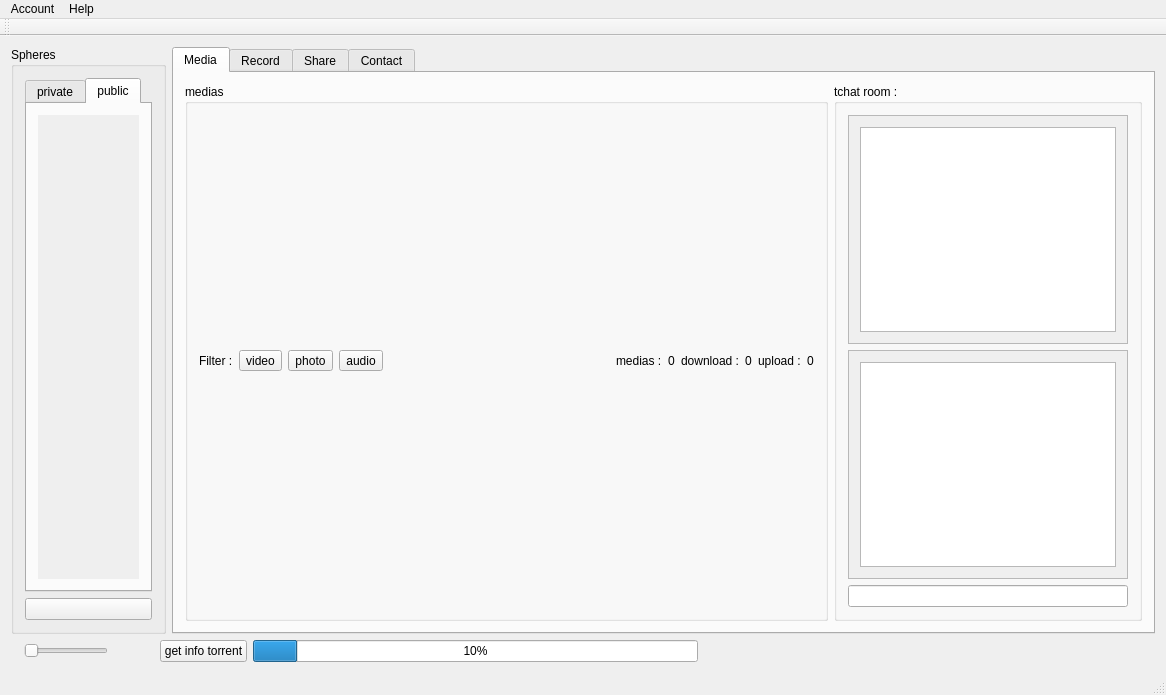
Above: src/mainwindow.ui from nodecast/nodecast before the change. Below: the same form after it.
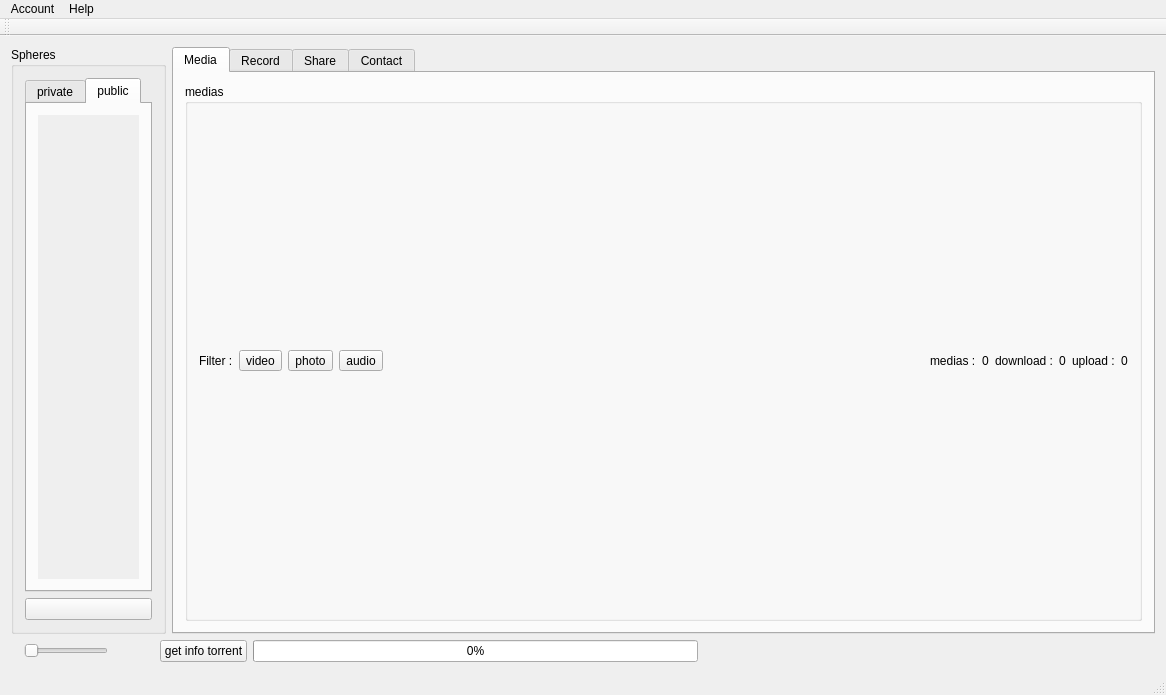
That is the form after the change. The open tabs and pages were chosen to show the change. Icons and pictures are not drawn.

Commit message: added xmpp room on each sphere

Diff of the .ui file:
```diff
--- a/src/mainwindow.ui
+++ b/src/mainwindow.ui
@@ -291,84 +291,6 @@
                 </layout>
                </widget>
               </item>
-              <item>
-               <widget class="QGroupBox" name="groupBox_tchat">
-                <property name="sizePolicy">
-                 <sizepolicy hsizetype="Fixed" vsizetype="Preferred">
-                  <horstretch>0</horstretch>
-                  <verstretch>0</verstretch>
-                 </sizepolicy>
-                </property>
-                <property name="title">
-                 <string>tchat room :</string>
-                </property>
-                <layout class="QVBoxLayout" name="verticalLayout_8">
-                 <item>
-                  <layout class="QVBoxLayout" name="verticalLayout_7">
-                   <item>
-                    <widget class="QScrollArea" name="scrollArea_2">
-                     <property name="sizePolicy">
-                      <sizepolicy hsizetype="Expanding" vsizetype="Expanding">
-                       <horstretch>0</horstretch>
-                       <verstretch>0</verstretch>
-                      </sizepolicy>
-                     </property>
-                     <property name="widgetResizable">
-                      <bool>true</bool>
-                     </property>
-                     <widget class="QWidget" name="scrollAreaWidgetContents_2">
-                      <property name="geometry">
-                       <rect>
-                        <x>0</x>
-                        <y>0</y>
-                        <width>274</width>
-                        <height>215</height>
-                       </rect>
-                      </property>
-                      <layout class="QVBoxLayout" name="verticalLayout_10">
-                       <item>
-                        <widget class="QGraphicsView" name="graphicsView_chat"/>
-                       </item>
-                      </layout>
-                     </widget>
-                    </widget>
-                   </item>
-                   <item>
-                    <widget class="QScrollArea" name="scrollArea_3">
-                     <property name="sizePolicy">
-                      <sizepolicy hsizetype="Expanding" vsizetype="Expanding">
-                       <horstretch>0</horstretch>
-                       <verstretch>0</verstretch>
-                      </sizepolicy>
-                     </property>
-                     <property name="widgetResizable">
-                      <bool>true</bool>
-                     </property>
-                     <widget class="QWidget" name="scrollAreaWidgetContents_3">
-                      <property name="geometry">
-                       <rect>
-                        <x>0</x>
-                        <y>0</y>
-                        <width>274</width>
-                        <height>214</height>
-                       </rect>
-                      </property>
-                      <layout class="QVBoxLayout" name="verticalLayout_9">
-                       <item>
-                        <widget class="QTextEdit" name="textEdit_chat"/>
-                       </item>
-                      </layout>
-                     </widget>
-                    </widget>
-                   </item>
-                   <item>
-                    <widget class="QLineEdit" name="lineEdit_chat"/>
-                   </item>
-                  </layout>
-                 </item>
-                </layout>
-               </widget>
-              </item>
              </layout>
             </item>
            </layout>
@@ -447,7 +369,7 @@
         <item>
          <widget class="QProgressBar" name="progressBar_torrent">
           <property name="value">
-           <number>10</number>
+           <number>0</number>
           </property>
          </widget>
         </item>
```
Left out of the diff: 14 changed lines with no effect on the pictures. The commit also changes 8 other files.
